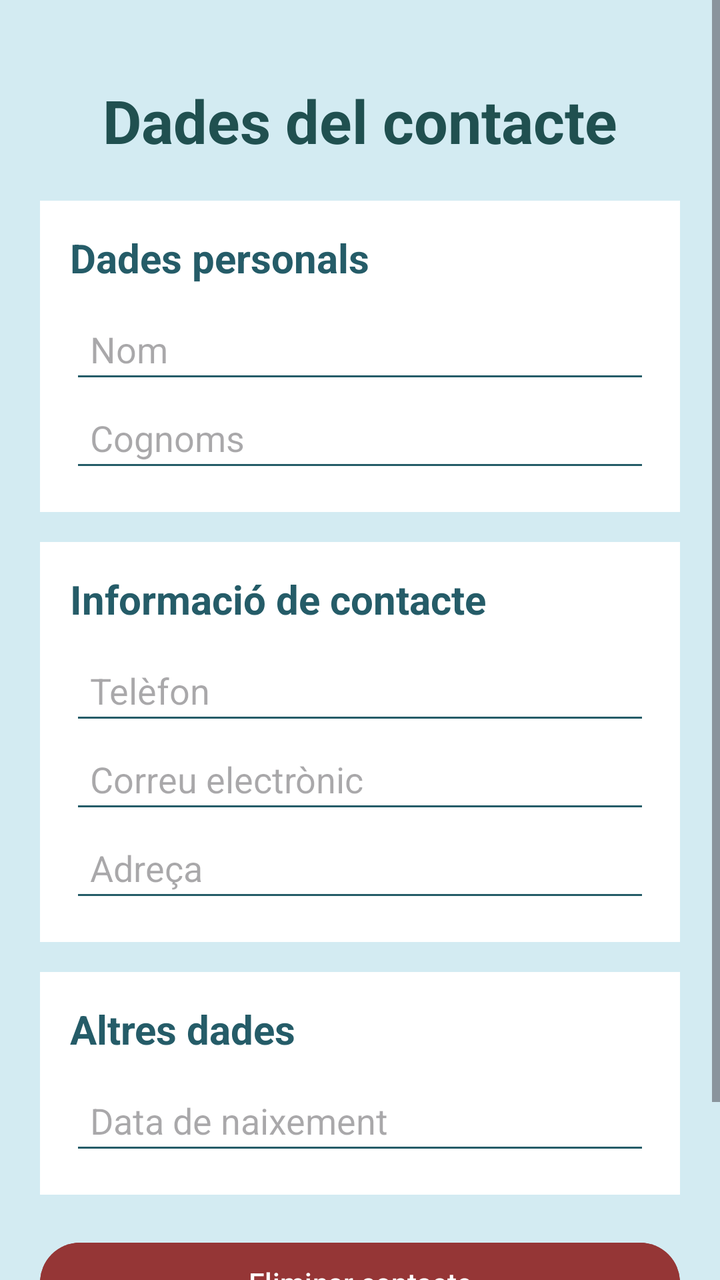
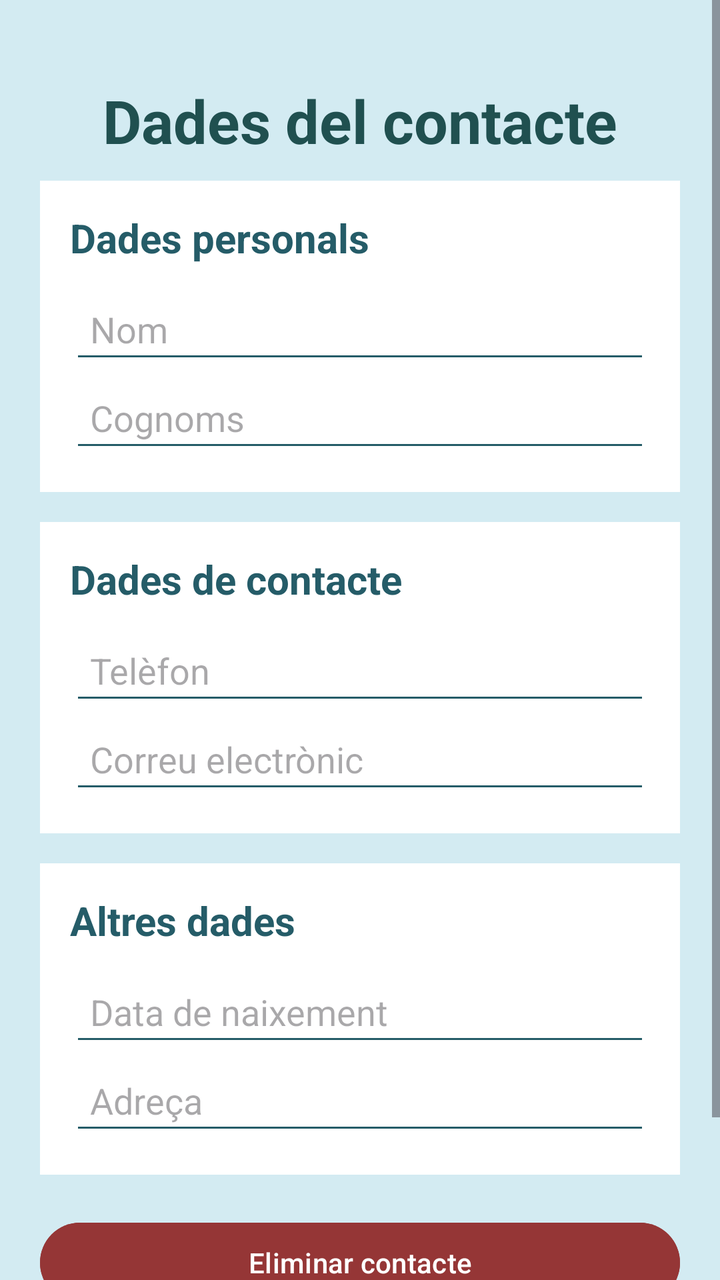

Compare the two renders of this Android layout. The source of the first and the diff that turns it into the second are given below.
<!-- AndroidManifest.xml: application theme Theme.Agenda -->
<!-- res/layout/activity_contacte.xml -->
<?xml version="1.0" encoding="utf-8"?>
<ScrollView xmlns:android="http://schemas.android.com/apk/res/android"
    android:layout_width="match_parent"
    android:layout_height="match_parent"
    android:background="#D3EBF2"
    android:fillViewport="true">

    <LinearLayout
        android:layout_width="match_parent"
        android:layout_height="wrap_content"
        android:orientation="vertical"
        android:layout_marginTop="20dp"
        android:padding="20dp">

        <TextView
            android:layout_width="match_parent"
            android:layout_height="wrap_content"
            android:text="Dades del contacte"
            android:textAlignment="center"
            android:textSize="30sp"
            android:textStyle="bold"
            android:textColor="#205050"
            android:layout_marginBottom="20dp"/>

        <LinearLayout
            android:layout_width="match_parent"
            android:layout_height="wrap_content"
            android:orientation="vertical"
            android:padding="15dp"
            android:background="#FFFFFF"
            android:layout_marginBottom="15dp">

            <TextView
                android:layout_width="match_parent"
                android:layout_height="wrap_content"
                android:text="Dades personals"
                android:textSize="20sp"
                android:textStyle="bold"
                android:textColor="#255C68"
                android:layout_marginBottom="10dp"/>

            <EditText
                android:id="@+id/txtNom"
                android:layout_width="match_parent"
                android:layout_height="wrap_content"
                android:hint="Nom"
                android:backgroundTint="#255C68"
                android:padding="10dp"/>

            <EditText
                android:id="@+id/txtNCognoms"
                android:layout_width="match_parent"
                android:layout_height="wrap_content"
                android:hint="Cognoms"
                android:backgroundTint="#255C68"
                android:padding="10dp"/>

        </LinearLayout>

        <LinearLayout
            android:layout_width="match_parent"
            android:layout_height="wrap_content"
            android:orientation="vertical"
            android:padding="15dp"
            android:background="#FFFFFF"
            android:layout_marginBottom="15dp">

            <TextView
                android:layout_width="match_parent"
                android:layout_height="wrap_content"
                android:text="Informació de contacte"
                android:textSize="20sp"
                android:textStyle="bold"
                android:textColor="#255C68"
                android:layout_marginBottom="10dp"/>

            <EditText
                android:id="@+id/txtNum"
                android:layout_width="match_parent"
                android:layout_height="wrap_content"
                android:hint="Telèfon"
                android:inputType="phone"
                android:backgroundTint="#255C68"
                android:padding="10dp"/>

            <EditText
                android:id="@+id/txtEmail"
                android:layout_width="match_parent"
                android:layout_height="wrap_content"
                android:hint="Correu electrònic"
                android:inputType="textEmailAddress"
                android:backgroundTint="#255C68"
                android:padding="10dp"/>

            <EditText
                android:id="@+id/txtAdreca"
                android:layout_width="match_parent"
                android:layout_height="wrap_content"
                android:hint="Adreça"
                android:inputType="textPostalAddress"
                android:backgroundTint="#255C68"
                android:padding="10dp"/>

        </LinearLayout>

        <LinearLayout
            android:layout_width="match_parent"
            android:layout_height="wrap_content"
            android:orientation="vertical"
            android:padding="15dp"
            android:background="#FFFFFF"
            android:layout_marginBottom="20dp">

            <TextView
                android:layout_width="match_parent"
                android:layout_height="wrap_content"
                android:text="Altres dades"
                android:textSize="20sp"
                android:textStyle="bold"
                android:textColor="#255C68"
                android:layout_marginBottom="10dp"/>

            <EditText
                android:id="@+id/txtData"
                android:layout_width="match_parent"
                android:layout_height="wrap_content"
                android:hint="Data de naixement"
                android:inputType="date"
                android:backgroundTint="#255C68"
                android:padding="10dp"/>

        </LinearLayout>

        <Button
            android:id="@+id/btn_eliminar"
            android:layout_width="match_parent"
            android:layout_height="wrap_content"
            android:text="Eliminar contacte"
            android:backgroundTint="#953636"/>

        <LinearLayout
            android:layout_width="match_parent"
            android:layout_height="wrap_content"
            android:orientation="horizontal"
            android:gravity="center">

            <Button
                android:id="@+id/btnCancelar"
                android:layout_width="0dp"
                android:layout_height="wrap_content"
                android:layout_weight="1"
                android:layout_margin="5dp"
                android:text="Cancel·lar"
                android:backgroundTint="#953636"/>

            <Button
                android:id="@+id/btnConfirmar"
                android:layout_width="0dp"
                android:layout_height="wrap_content"
                android:layout_weight="1"
                android:layout_margin="5dp"
                android:text="Guardar"
                android:backgroundTint="#346825"/>

        </LinearLayout>

    </LinearLayout>

</ScrollView>
<!-- resources referenced by this layout -->
<resources>
  <style name="Theme.Agenda" parent="Base.Theme.Agenda" />
  <style name="Base.Theme.Agenda" parent="Theme.Material3.DayNight.NoActionBar">
          
          
      </style>
</resources>

<!-- the commit's change to res/layout/activity_contacte.xml (unified diff, before → after) -->
@@ -20,7 +20,18 @@
             android:textSize="30sp"
             android:textStyle="bold"
             android:textColor="#205050"
-            android:layout_marginBottom="20dp"/>
+            android:layout_marginBottom="10dp"/>
+
+        <TextView
+            android:id="@+id/txtError"
+            android:layout_width="match_parent"
+            android:layout_height="wrap_content"
+            android:gravity="center"
+            android:textSize="16sp"
+            android:textStyle="bold"
+            android:textColor="#953636"
+            android:visibility="gone"
+            android:layout_marginBottom="15dp"/>
 
         <LinearLayout
             android:layout_width="match_parent"
@@ -68,7 +79,7 @@
             <TextView
                 android:layout_width="match_parent"
                 android:layout_height="wrap_content"
-                android:text="Informació de contacte"
+                android:text="Dades de contacte"
                 android:textSize="20sp"
                 android:textStyle="bold"
                 android:textColor="#255C68"
@@ -92,14 +103,7 @@
                 android:backgroundTint="#255C68"
                 android:padding="10dp"/>
 
-            <EditText
-                android:id="@+id/txtAdreca"
-                android:layout_width="match_parent"
-                android:layout_height="wrap_content"
-                android:hint="Adreça"
-                android:inputType="textPostalAddress"
-                android:backgroundTint="#255C68"
-                android:padding="10dp"/>
+
 
         </LinearLayout>
 
@@ -126,6 +130,15 @@
                 android:layout_height="wrap_content"
                 android:hint="Data de naixement"
                 android:inputType="date"
+                android:backgroundTint="#255C68"
+                android:padding="10dp"/>
+
+            <EditText
+                android:id="@+id/txtAdreca"
+                android:layout_width="match_parent"
+                android:layout_height="wrap_content"
+                android:hint="Adreça"
+                android:inputType="textPostalAddress"
                 android:backgroundTint="#255C68"
                 android:padding="10dp"/>
 
